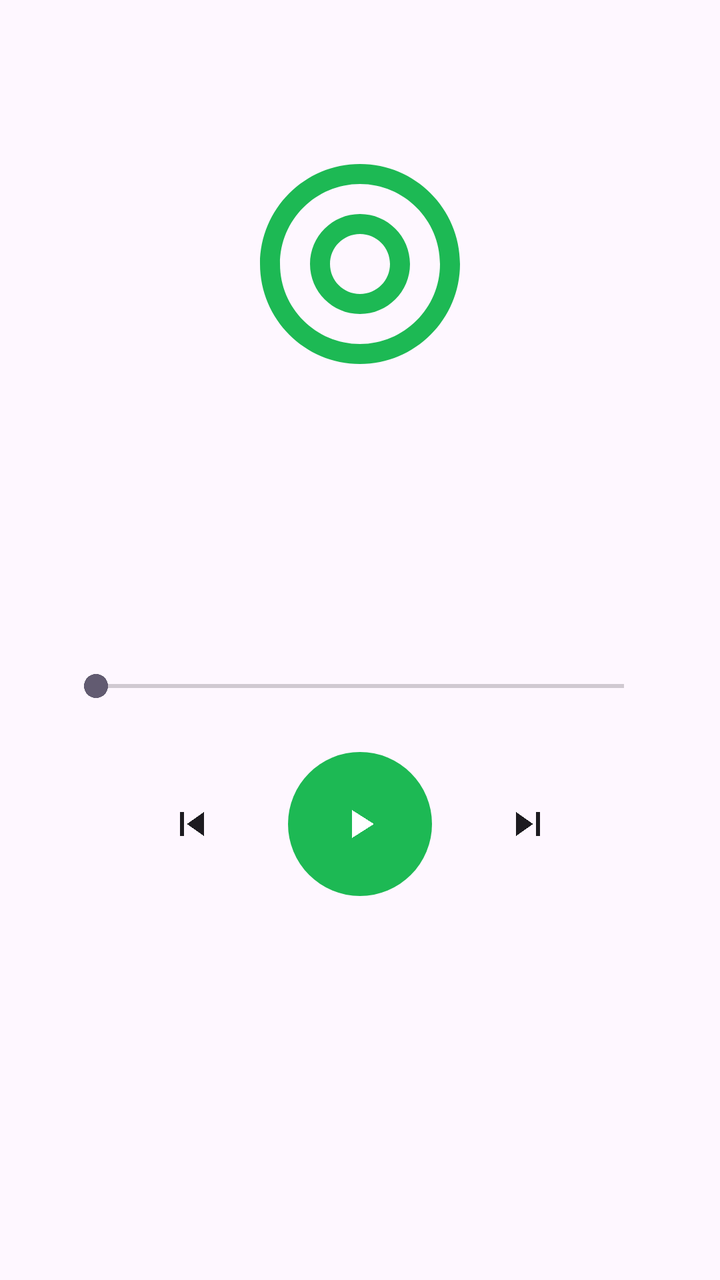
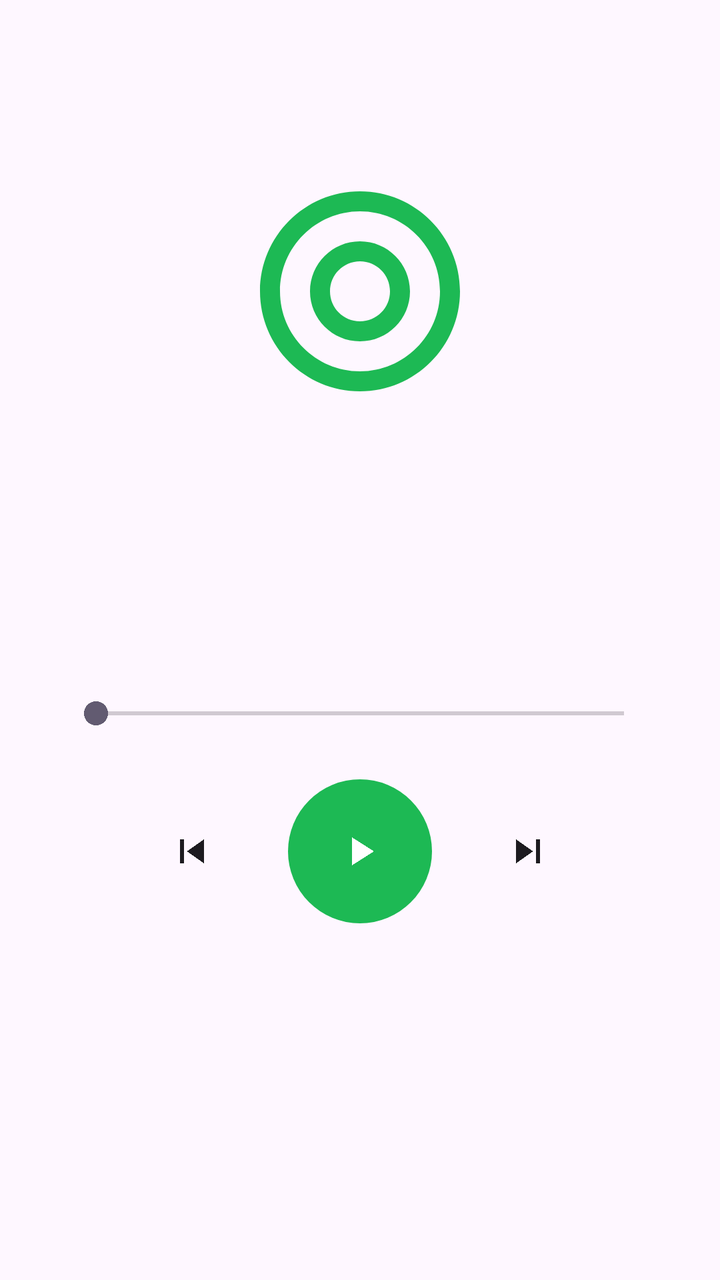

Two renders of the same Android screen: before a commit and after it. Below are the layout's source before the change and the commit's diff.
<!-- AndroidManifest.xml: application theme Theme.MusicPlayer -->
<!-- res/layout/activity_player.xml -->
<?xml version="1.0" encoding="utf-8"?>
<LinearLayout xmlns:android="http://schemas.android.com/apk/res/android"
    xmlns:app="http://schemas.android.com/apk/res-auto"
    android:layout_width="match_parent"
    android:layout_height="match_parent"
    android:orientation="vertical"
    android:padding="24dp">

    <ImageView
        android:layout_width="120dp"
        android:layout_height="120dp"
        android:layout_gravity="center_horizontal"
        android:layout_marginTop="48dp"
        android:contentDescription="@string/now_playing"
        android:src="@drawable/ic_album" />

    <TextView
        android:id="@+id/tv_title"
        android:layout_width="match_parent"
        android:layout_height="wrap_content"
        android:layout_marginTop="32dp"
        android:ellipsize="end"
        android:gravity="center"
        android:singleLine="true"
        android:textAppearance="?attr/textAppearanceHeadlineSmall"
        android:textStyle="bold" />

    <TextView
        android:id="@+id/tv_artist"
        android:layout_width="match_parent"
        android:layout_height="wrap_content"
        android:layout_marginTop="8dp"
        android:ellipsize="end"
        android:gravity="center"
        android:singleLine="true"
        android:textAppearance="?attr/textAppearanceBodyLarge"
        android:textColor="?attr/colorOnSurfaceVariant" />

    <LinearLayout
        android:layout_width="match_parent"
        android:layout_height="wrap_content"
        android:layout_marginTop="48dp"
        android:gravity="center_vertical"
        android:orientation="horizontal">

        <TextView
            android:id="@+id/tv_position"
            android:layout_width="wrap_content"
            android:layout_height="wrap_content"
            android:textAppearance="?attr/textAppearanceBodySmall"
            android:textColor="?attr/colorOnSurfaceVariant" />

        <SeekBar
            android:id="@+id/seek_bar"
            android:layout_width="0dp"
            android:layout_height="wrap_content"
            android:layout_marginStart="8dp"
            android:layout_marginEnd="8dp"
            android:layout_weight="1"
            android:max="1000" />

        <TextView
            android:id="@+id/tv_duration"
            android:layout_width="wrap_content"
            android:layout_height="wrap_content"
            android:textAppearance="?attr/textAppearanceBodySmall"
            android:textColor="?attr/colorOnSurfaceVariant" />
    </LinearLayout>

    <LinearLayout
        android:layout_width="match_parent"
        android:layout_height="wrap_content"
        android:layout_marginTop="24dp"
        android:gravity="center"
        android:orientation="horizontal">

        <ImageButton
            android:id="@+id/btn_prev"
            style="?attr/borderlessButtonStyle"
            android:layout_width="64dp"
            android:layout_height="64dp"
            android:contentDescription="@string/tab_songs"
            android:src="@drawable/ic_skip_previous"
            app:tint="?attr/colorOnSurface" />

        <ImageButton
            android:id="@+id/btn_play"
            android:layout_width="72dp"
            android:layout_height="72dp"
            android:layout_marginStart="16dp"
            android:layout_marginEnd="16dp"
            android:background="@drawable/bg_circle"
            android:contentDescription="@string/now_playing"
            android:padding="16dp"
            android:src="@drawable/ic_play_arrow"
            app:tint="@color/white" />

        <ImageButton
            android:id="@+id/btn_next"
            style="?attr/borderlessButtonStyle"
            android:layout_width="64dp"
            android:layout_height="64dp"
            android:contentDescription="@string/tab_songs"
            android:src="@drawable/ic_skip_next"
            app:tint="?attr/colorOnSurface" />
    </LinearLayout>

    <LinearLayout
        android:layout_width="wrap_content"
        android:layout_height="wrap_content"
        android:layout_gravity="center_horizontal"
        android:layout_marginTop="32dp"
        android:gravity="center_vertical"
        android:orientation="horizontal">

        <ImageView
            android:id="@+id/iv_mode_icon"
            android:layout_width="20dp"
            android:layout_height="20dp"
            android:contentDescription="@string/mode_sequence" />

        <TextView
            android:id="@+id/tv_mode"
            android:layout_width="wrap_content"
            android:layout_height="wrap_content"
            android:layout_marginStart="8dp"
            android:textAppearance="?attr/textAppearanceBodyMedium"
            android:textColor="?attr/colorOnSurfaceVariant" />
    </LinearLayout>

</LinearLayout>
<!-- resources referenced by this layout -->
<resources>
  <color name="white">#FFFFFF</color>
  <!-- drawable bg_circle (drawable) -->
  <?xml version="1.0" encoding="utf-8"?>
  <shape xmlns:android="http://schemas.android.com/apk/res/android"
      android:shape="oval">
      <solid android:color="@color/primary" />
  </shape>
  <!-- drawable ic_album (drawable) -->
  <?xml version="1.0" encoding="utf-8"?>
  <vector xmlns:android="http://schemas.android.com/apk/res/android"
      android:width="24dp"
      android:height="24dp"
      android:viewportWidth="24"
      android:viewportHeight="24">
      <path
          android:fillColor="#FF1DB954"
          android:pathData="M12,2C6.48,2 2,6.48 2,12s4.48,10 10,10 10,-4.48 10,-10S17.52,2 12,2zM12,20c-4.41,0 -8,-3.59 -8,-8s3.59,-8 8,-8 8,3.59 8,8 -3.59,8 -8,8zM12,7c-2.76,0 -5,2.24 -5,5s2.24,5 5,5 5,-2.24 5,-5 -2.24,-5 -5,-5zM12,15c-1.66,0 -3,-1.34 -3,-3s1.34,-3 3,-3 3,1.34 3,3 -1.34,3 -3,3z" />
  </vector>
  <!-- drawable ic_play_arrow (drawable) -->
  <?xml version="1.0" encoding="utf-8"?>
  <vector xmlns:android="http://schemas.android.com/apk/res/android"
      android:width="24dp"
      android:height="24dp"
      android:viewportWidth="24"
      android:viewportHeight="24">
      <path
          android:fillColor="#FFFFFFFF"
          android:pathData="M8,5v14l11,-7z" />
  </vector>
  <!-- drawable ic_skip_next (drawable) -->
  <?xml version="1.0" encoding="utf-8"?>
  <vector xmlns:android="http://schemas.android.com/apk/res/android"
      android:width="24dp"
      android:height="24dp"
      android:viewportWidth="24"
      android:viewportHeight="24">
      <path
          android:fillColor="#FFFFFFFF"
          android:pathData="M6,18l8.5,-6L6,6v12zM16,6v12h2L18,6h-2z" />
  </vector>
  <!-- drawable ic_skip_previous (drawable) -->
  <?xml version="1.0" encoding="utf-8"?>
  <vector xmlns:android="http://schemas.android.com/apk/res/android"
      android:width="24dp"
      android:height="24dp"
      android:viewportWidth="24"
      android:viewportHeight="24">
      <path
          android:fillColor="#FFFFFFFF"
          android:pathData="M6,6h2v12L6,18zM9.5,12l8.5,6L18,6z" />
  </vector>
  <string name="mode_sequence">顺序播放</string>
  <string name="now_playing">正在播放</string>
  <string name="tab_songs">歌曲</string>
  <style name="Theme.MusicPlayer" parent="Theme.Material3.DayNight.NoActionBar">
          <item name="colorPrimary">@color/primary</item>
          <item name="colorOnPrimary">@color/on_primary</item>
          <item name="colorPrimaryContainer">#B7F0C8</item>
          <item name="colorOnPrimaryContainer">#07240F</item>
          <item name="android:statusBarColor">@android:color/transparent</item>
          <item name="android:windowLightStatusBar">false</item>
      </style>
  <color name="primary">#1DB954</color>
  <color name="on_primary">#FFFFFF</color>
</resources>

<!-- the commit's change to res/layout/activity_player.xml (unified diff, before → after) -->
@@ -6,11 +6,22 @@
     android:orientation="vertical"
     android:padding="24dp">
 
+    <TextView
+        android:id="@+id/tv_now_playing"
+        android:layout_width="match_parent"
+        android:layout_height="wrap_content"
+        android:layout_marginTop="16dp"
+        android:ellipsize="end"
+        android:gravity="center"
+        android:singleLine="true"
+        android:textAppearance="?attr/textAppearanceTitleMedium"
+        android:textColor="?attr/colorPrimary" />
+
     <ImageView
         android:layout_width="120dp"
         android:layout_height="120dp"
         android:layout_gravity="center_horizontal"
-        android:layout_marginTop="48dp"
+        android:layout_marginTop="24dp"
         android:contentDescription="@string/now_playing"
         android:src="@drawable/ic_album" />
 
<!-- resource entries referenced after the edit -->
@@ -53,7 +53,7 @@
   </vector>
   <string name="mode_sequence">顺序播放</string>
   <string name="now_playing">正在播放</string>
-  <string name="tab_songs">歌曲</string>
+  <string name="tab_songs">所有歌曲</string>
   <style name="Theme.MusicPlayer" parent="Theme.Material3.DayNight.NoActionBar">
           <item name="colorPrimary">@color/primary</item>
           <item name="colorOnPrimary">@color/on_primary</item>
